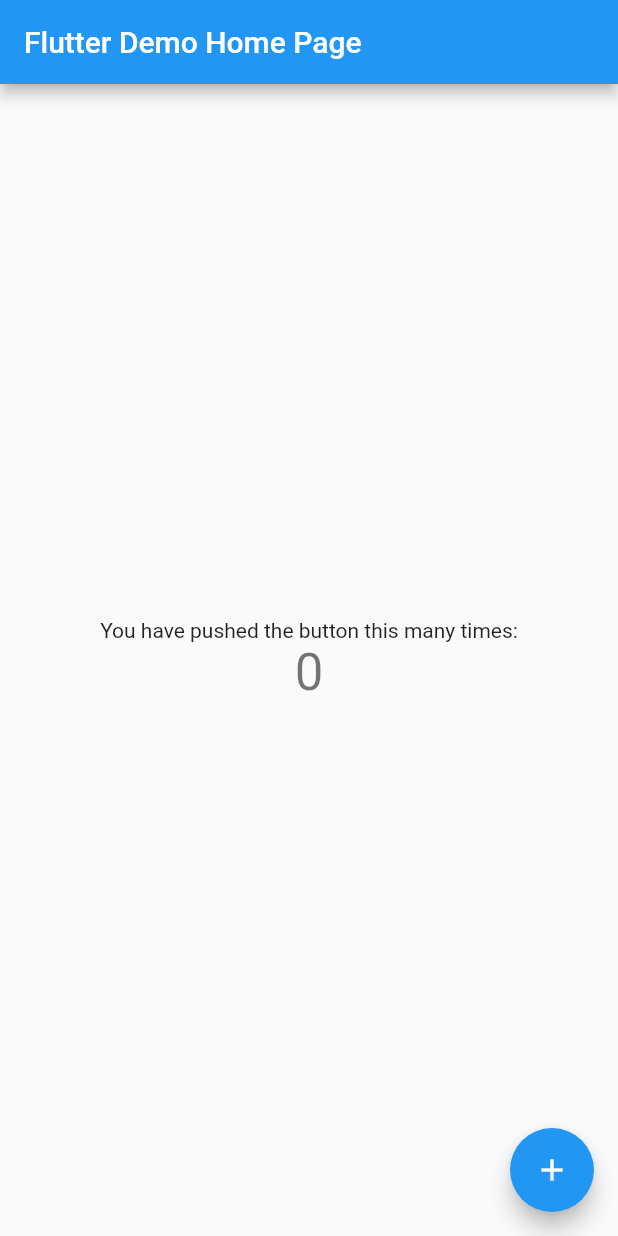
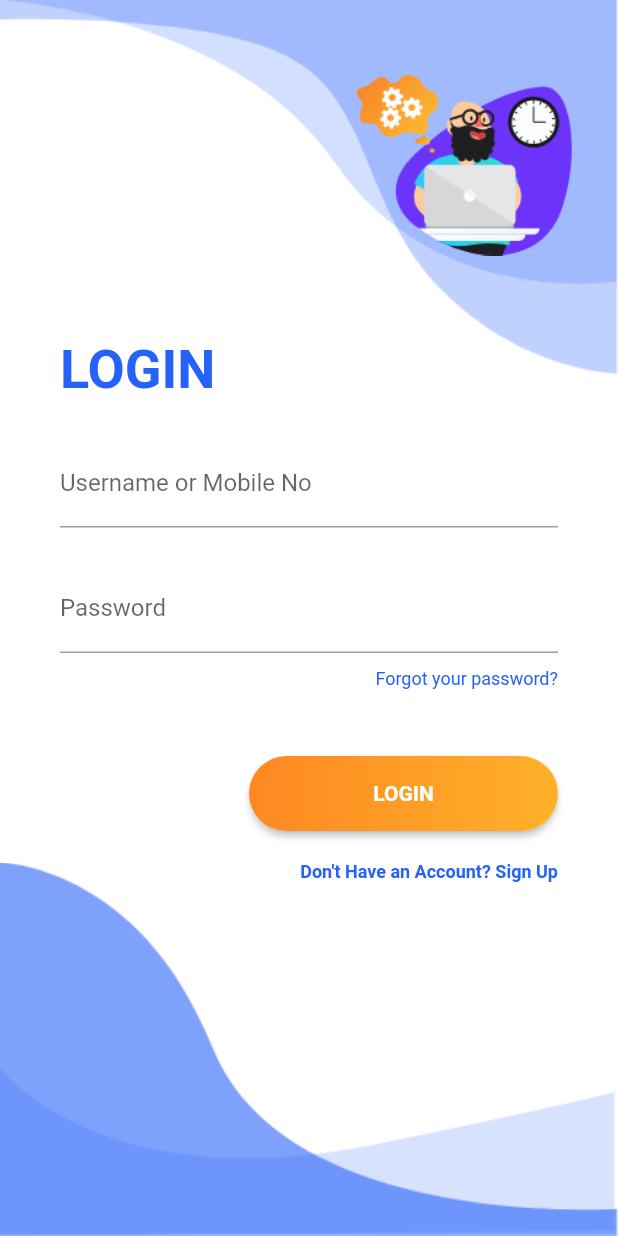
Before and after one commit to MdImranHabib/login_ui, a Flutter app: the screen it shows after launch, on a phone screen of 412 x 824 dp. Run offline on Flutter 3.47's test engine with Material 2 defaults, Android fonts, the phone set to English and light mode, and no system bars.

Commit message:
initial design is done

```diff
--- /dev/null
+++ b/lib/components/background.dart
@@ -0,0 +1,63 @@
+import 'package:flutter/material.dart';
+
+class Background extends StatelessWidget {
+  final Widget child;
+
+  const Background({Key? key, required this.child}) : super(key: key);
+
+  @override
+  Widget build(BuildContext context) {
+    Size size = MediaQuery.of(context).size;
+
+    return Container(
+      width: double.infinity,
+      height: size.height,
+      child: Stack(
+        alignment: Alignment.center,
+        children: [
+          Positioned(
+            top: 0,
+            right: 0,
+            child: Image.asset(
+              'assets/images/top1.png',
+              width: size.width,
+            ),
+          ),
+          Positioned(
+            top: 0,
+            right: 0,
+            child: Image.asset(
+              'assets/images/top2.png',
+              width: size.width,
+            ),
+          ),
+          Positioned(
+            top: 50,
+            right: 30,
+            child: Image.asset(
+              'assets/images/main.png',
+              width: size.width * 0.35,
+            ),
+          ),
+          Positioned(
+            bottom: 0,
+            right: 0,
+            child: Image.asset(
+              'assets/images/bottom1.png',
+              width: size.width,
+            ),
+          ),
+          Positioned(
+            bottom: 0,
+            right: 0,
+            child: Image.asset(
+              'assets/images/bottom2.png',
+              width: size.width,
+            ),
+          ),
+          child
+        ],
+      ),
+    );
+  }
+}
--- a/lib/main.dart
+++ b/lib/main.dart
@@ -1,115 +1,18 @@
 import 'package:flutter/material.dart';
+import 'package:login_ui/screens/login/login.dart';
+import 'package:login_ui/screens/register/register.dart';
 
-void main() {
-  runApp(const MyApp());
-}
-
-class MyApp extends StatelessWidget {
-  const MyApp({Key? key}) : super(key: key);
-
-  // This widget is the root of your application.
-  @override
-  Widget build(BuildContext context) {
-    return MaterialApp(
-      title: 'Flutter Demo',
+void main() => runApp(MaterialApp(
+      initialRoute: '/',
+      routes: {
+        '/': (context) => const LoginScreen(),
+        '/register': (context) => const RegisterScreen(),
+      },
+      title: 'Flutter Login',
+      debugShowCheckedModeBanner: false,
       theme: ThemeData(
-        // This is the theme of your application.
-        //
-        // Try running your application with "flutter run". You'll see the
-        // application has a blue toolbar. Then, without quitting the app, try
-        // changing the primarySwatch below to Colors.green and then invoke
-        // "hot reload" (press "r" in the console where you ran "flutter run",
-        // or simply save your changes to "hot reload" in a Flutter IDE).
-        // Notice that the counter didn't reset back to zero; the application
-        // is not restarted.
-        primarySwatch: Colors.blue,
+        primaryColor: const Color(0xFF2661FA),
+        scaffoldBackgroundColor: Colors.white,
+        visualDensity: VisualDensity.adaptivePlatformDensity,
       ),
-      home: const MyHomePage(title: 'Flutter Demo Home Page'),
-    );
-  }
-}
-
-class MyHomePage extends StatefulWidget {
-  const MyHomePage({Key? key, required this.title}) : super(key: key);
-
-  // This widget is the home page of your application. It is stateful, meaning
-  // that it has a State object (defined below) that contains fields that affect
-  // how it looks.
-
-  // This class is the configuration for the state. It holds the values (in this
-  // case the title) provided by the parent (in this case the App widget) and
-  // used by the build method of the State. Fields in a Widget subclass are
-  // always marked "final".
-
-  final String title;
-
-  @override
-  State<MyHomePage> createState() => _MyHomePageState();
-}
-
-class _MyHomePageState extends State<MyHomePage> {
-  int _counter = 0;
-
-  void _incrementCounter() {
-    setState(() {
-      // This call to setState tells the Flutter framework that something has
-      // changed in this State, which causes it to rerun the build method below
-      // so that the display can reflect the updated values. If we changed
-      // _counter without calling setState(), then the build method would not be
-      // called again, and so nothing would appear to happen.
-      _counter++;
-    });
-  }
-
-  @override
-  Widget build(BuildContext context) {
-    // This method is rerun every time setState is called, for instance as done
-    // by the _incrementCounter method above.
-    //
-    // The Flutter framework has been optimized to make rerunning build methods
-    // fast, so that you can just rebuild anything that needs updating rather
-    // than having to individually change instances of widgets.
-    return Scaffold(
-      appBar: AppBar(
-        // Here we take the value from the MyHomePage object that was created by
-        // the App.build method, and use it to set our appbar title.
-        title: Text(widget.title),
-      ),
-      body: Center(
-        // Center is a layout widget. It takes a single child and positions it
-        // in the middle of the parent.
-        child: Column(
-          // Column is also a layout widget. It takes a list of children and
-          // arranges them vertically. By default, it sizes itself to fit its
-          // children horizontally, and tries to be as tall as its parent.
-          //
-          // Invoke "debug painting" (press "p" in the console, choose the
-          // "Toggle Debug Paint" action from the Flutter Inspector in Android
-          // Studio, or the "Toggle Debug Paint" command in Visual Studio Code)
-          // to see the wireframe for each widget.
-          //
-          // Column has various properties to control how it sizes itself and
-          // how it positions its children. Here we use mainAxisAlignment to
-          // center the children vertically; the main axis here is the vertical
-          // axis because Columns are vertical (the cross axis would be
-          // horizontal).
-          mainAxisAlignment: MainAxisAlignment.center,
-          children: <Widget>[
-            const Text(
-              'You have pushed the button this many times:',
-            ),
-            Text(
-              '$_counter',
-              style: Theme.of(context).textTheme.headline4,
-            ),
-          ],
-        ),
-      ),
-      floatingActionButton: FloatingActionButton(
-        onPressed: _incrementCounter,
-        tooltip: 'Increment',
-        child: const Icon(Icons.add),
-      ), // This trailing comma makes auto-formatting nicer for build methods.
-    );
-  }
-}
+    ));
--- /dev/null
+++ b/lib/screens/login/login.dart
@@ -0,0 +1,104 @@
+import 'package:flutter/material.dart';
+import 'package:login_ui/components/background.dart';
+
+class LoginScreen extends StatelessWidget {
+  const LoginScreen({Key? key}) : super(key: key);
+
+  @override
+  Widget build(BuildContext context) {
+    Size size = MediaQuery.of(context).size;
+
+    return Scaffold(
+      body: Background(
+          child: Column(
+        mainAxisAlignment: MainAxisAlignment.center,
+        children: [
+          Container(
+            alignment: Alignment.centerLeft,
+            padding: const EdgeInsets.symmetric(horizontal: 40),
+            child: const Text(
+              'LOGIN',
+              style: TextStyle(
+                fontWeight: FontWeight.bold,
+                color: Color(0xFF2661FA),
+                fontSize: 36,
+              ),
+              textAlign: TextAlign.left,
+            ),
+          ),
+          SizedBox(height: size.height * 0.03),
+          Container(
+            alignment: Alignment.center,
+            margin: const EdgeInsets.symmetric(horizontal: 40),
+            child: const TextField(
+              decoration: InputDecoration(labelText: 'Username or Mobile No'),
+            ),
+          ),
+          SizedBox(height: size.height * 0.03),
+          Container(
+            alignment: Alignment.center,
+            margin: const EdgeInsets.symmetric(horizontal: 40),
+            child: const TextField(
+              decoration: InputDecoration(labelText: 'Password'),
+              obscureText: true,
+            ),
+          ),
+          Container(
+            alignment: Alignment.centerRight,
+            margin: const EdgeInsets.symmetric(horizontal: 40, vertical: 10),
+            child: const Text(
+              'Forgot your password?',
+              style: TextStyle(fontSize: 12, color: Color(0xFF2661FA)),
+            ),
+          ),
+          SizedBox(height: size.height * 0.03),
+          Container(
+            alignment: Alignment.centerRight,
+            margin: const EdgeInsets.symmetric(horizontal: 40, vertical: 10),
+            child: ElevatedButton(
+              onPressed: () {},
+              style: ElevatedButton.styleFrom(
+                shape: RoundedRectangleBorder(
+                    borderRadius: BorderRadius.circular(80.0)),
+                primary: Colors.white,
+                padding: const EdgeInsets.all(0),
+              ),
+              child: Container(
+                alignment: Alignment.center,
+                height: 50.0,
+                width: size.width * 0.5,
+                decoration: BoxDecoration(
+                  borderRadius: BorderRadius.circular(80.0),
+                  gradient: const LinearGradient(colors: [
+                    Color.fromARGB(255, 255, 136, 34),
+                    Color.fromARGB(255, 255, 177, 41)
+                  ]),
+                ),
+                padding: const EdgeInsets.all(0),
+                child: const Text(
+                  'LOGIN',
+                  textAlign: TextAlign.center,
+                  style: TextStyle(fontWeight: FontWeight.bold),
+                ),
+              ),
+            ),
+          ),
+          Container(
+            alignment: Alignment.centerRight,
+            margin: const EdgeInsets.symmetric(horizontal: 40, vertical: 10),
+            child: GestureDetector(
+              onTap: () => {Navigator.pushNamed(context, '/register')},
+              child: const Text(
+                "Don't Have an Account? Sign Up",
+                style: TextStyle(
+                    fontSize: 12,
+                    fontWeight: FontWeight.bold,
+                    color: Color(0xFF2661FA)),
+              ),
+            ),
+          )
+        ],
+      )),
+    );
+  }
+}
--- a/pubspec.yaml
+++ b/pubspec.yaml
@@ -58,9 +58,9 @@ flutter:
   uses-material-design: true
 
   # To add assets to your application, add an assets section, like this:
-  # assets:
-  #   - images/a_dot_burr.jpeg
-  #   - images/a_dot_ham.jpeg
+  assets:
+   - assets/
+   - assets/images/
 
   # An image asset can refer to one or more resolution-specific "variants", see
   # https://flutter.dev/assets-and-images/#resolution-aware
```
Also changed, not shown: lib/screens/register/register.dart (added, +118 -0 lines), assets/images/bottom1.png (added), assets/images/bottom2.png (added), assets/images/main.png (added), assets/images/top1.png (added), assets/images/top2.png (added).
